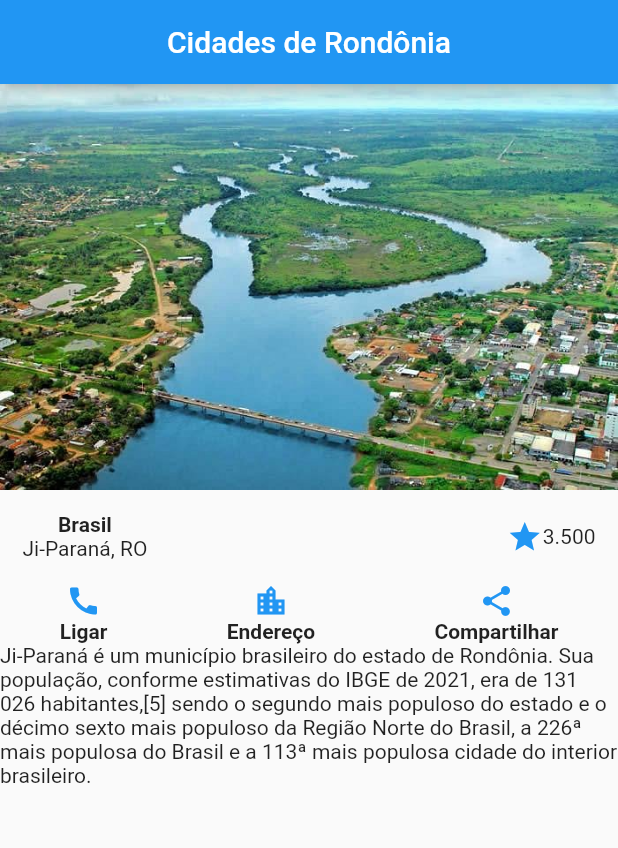
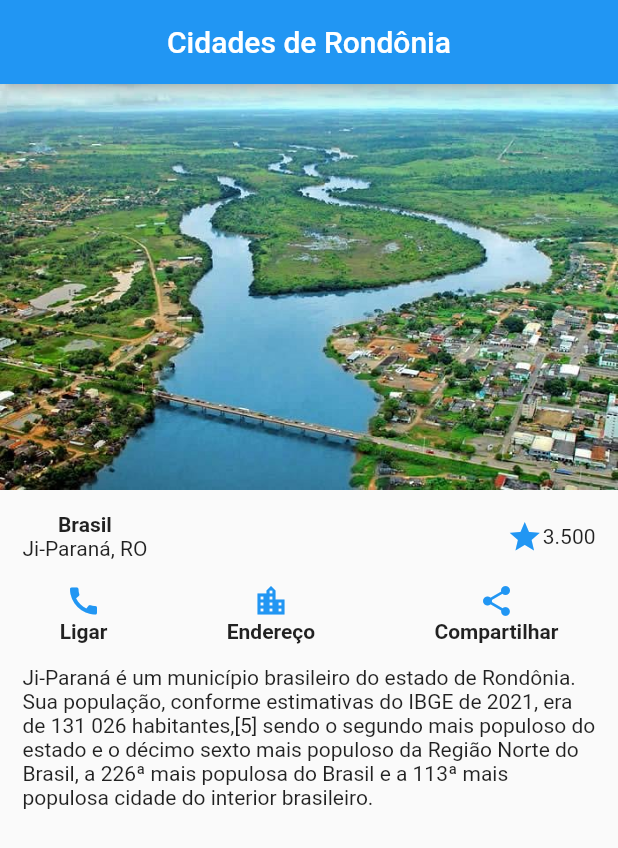
Before and after one commit to ElitonRoberto/Atividade2, a Flutter app: the screen it shows after launch, on a phone screen of 412 x 824 dp. Shown: the top 848 px of the screen. Run offline on Flutter 3.47's test engine with Material 2 defaults, Android fonts, the phone set to English and light mode, and no system bars.

Commit message:
Atualização final

```diff
--- a/lib/main.dart
+++ b/lib/main.dart
@@ -1,51 +1,27 @@
 import 'package:flutter/material.dart';
 
 void main() {
-  runApp(Aula4());
+  runApp(const Atividade2());
 }
 
-class Aula4 extends StatelessWidget {
-  //extends: vai consumir de uma classe StatelesWidget
+class Atividade2 extends StatelessWidget {
+  const Atividade2({super.key});
+
   @override
-  Widget build(BuildContext) {
-    //widget build: construção de varios widget
+  Widget build(context) {
     return MaterialApp(
-      /*theme: ThemeData(//modifica o tema do appbar
-        primarySwatch: Colors.red,
-        textTheme: const TextTheme (bodyMedium: TextStyle(
-          fontFamily: "Arial",
-          fontSize: 16
-        )
-        )
-      ),Alterar tema*/
-
       home: Scaffold(
         appBar: AppBar(
-            //barra de cima da aplicação
           title: const Text("Cidades de Rondônia"),
           centerTitle: true,
         ),
+
         body: Center(
-            //child: Text("Aula", style: TextStyle(fontSize: 25),),
-
-            /*1 child: Row(//para apenas um componente(widget). row: dentro da mesma linha
-            children: [//conjunto de componentes, usando a virgula para separar os elementos
-                Text("Primeiro texto"),
-                Text("Primeiro texto"),
-                Text("Primeiro texto"),
-            ],
-            ),1*/
-
           child: Column(
-              //dentro da mesma coluna
             children: [
-                //conjunto de componentes
-                Image(image: AssetImage("assets/ji-parana.jpg")), //imagem
-
+              const Image(image: AssetImage("assets/ji-parana.jpg")),
               Container(
-                  padding:
-                      const EdgeInsets.all(15),//espaço de 15px entre os componentes
-
+                padding: const EdgeInsets.all(15),
                 child: const Row(
                     mainAxisAlignment: MainAxisAlignment.spaceBetween,
                     children: [
@@ -60,10 +36,7 @@ class Aula4 extends StatelessWidget {
                         Icon(Icons.star, color: Colors.blue),
                         Text("3.500")
                       ]),
-                    ],
-                  ),
-
-                 //child: Container(child: const Text("ffgbn"),),
+                    ]),
               ),
 
               const Row(
@@ -74,15 +47,13 @@ class Aula4 extends StatelessWidget {
                       Text("Ligar",
                           style: TextStyle(fontWeight: FontWeight.bold)),
                     ]),
-                      Column(
-                        children: [
+                    Column(children: [
                       Icon(Icons.location_city, color: Colors.blue),
                       Text(
                         "Endereço",
                         style: TextStyle(fontWeight: FontWeight.bold),
                       ),
-                        ],
-                      ),
+                    ]),
                     Column(children: [
                       Icon(Icons.share, color: Colors.blue),
                       Text(
@@ -92,98 +63,14 @@ class Aula4 extends StatelessWidget {
                     ]),
                   ]),
 
-                // Icon(Icons.star, color: Colors.blue),
-                const Text(
+              Container(
+                padding: const EdgeInsets.all(15),
+                child: const Text(
                     "Ji-Paraná é um município brasileiro do estado de Rondônia. Sua população, conforme estimativas do IBGE de 2021, era de 131 026 habitantes,[5] sendo o segundo mais populoso do estado e o décimo sexto mais populoso da Região Norte do Brasil, a 226ª mais populosa do Brasil e a 113ª mais populosa cidade do interior brasileiro."),
+              ),
             ],
           ),
-
-            /* GridView.count(//Divisão em campos
-              scrollDirection: Axis.horizontal,
-              crossAxisCount: 3,
-              children: [
-                Container(
-                  color: Colors.yellow
         ),
-                Container(
-                  color: Colors.green
-                ),
-                Container(
-                  color: Colors.blue
-                ),
-               /* Container(
-                  color: Colors.red
-                )*/
-              ],
-          ),*/
-          )
-
-          /*3body: ListView(//cria uma lista
-              children:[
-                Container(//container: vai englobar uma serie de layout
-                  height: 120,
-                  color: Colors.orange
-                ),
-                Container(
-                  height: 120,
-                  color: Colors.green
-                ),
-                Container(
-                  height: 120,
-                  color: Colors.blue
-                ),
-                Container(
-                  height: 120,
-                  color: Colors.black
-                ),
-                Container(
-                  height: 120,
-                  color: Colors.yellow
-                ),
-                Container(
-                  height: 120,
-                  color: Colors.pink
-                ),
-
-              ]
-            )3*/
-
-          /*4 body: GridView.count(//Divisão em campos
-              scrollDirection: Axis.vertical,
-              crossAxisCount: 2,
-              children: [
-                Container(
-                  color: Colors.yellow
-                ),
-                Container(
-                  color: Colors.green
-                ),
-                Container(
-                  color: Colors.blue
-                ),
-                Container(
-                  color: Colors.red
-                )
-              ],
-          )4*/
-
-          /*5 drawer: Drawer( //menu lateral
-            child: ListView(
-              children:[
-                DrawerHeader(
-                  child: Text("Filho"),
-                  decoration: BoxDecoration(
-                    color: Colors.amber
-                  ),
-                  ),
-                ListTile(
-                  title: Text("Teste"),
-                  onTap:() {},
-                )
-              ]
-            )
-          )5**/
-
       ),
     );
   }
```
Lines whose indentation alone changed are shown as unchanged.
